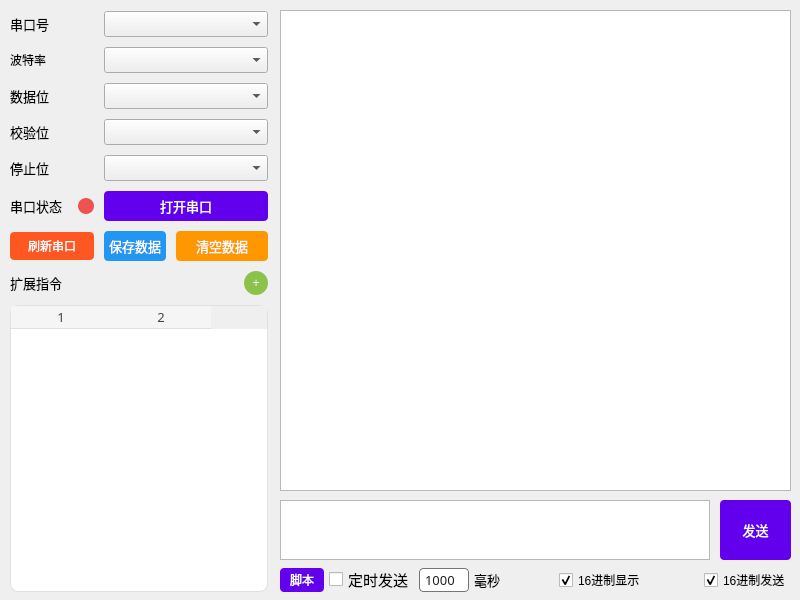
Qt form MainWindow.ui (AndroidCoderPeng/SerialPortDebugger) before a commit.
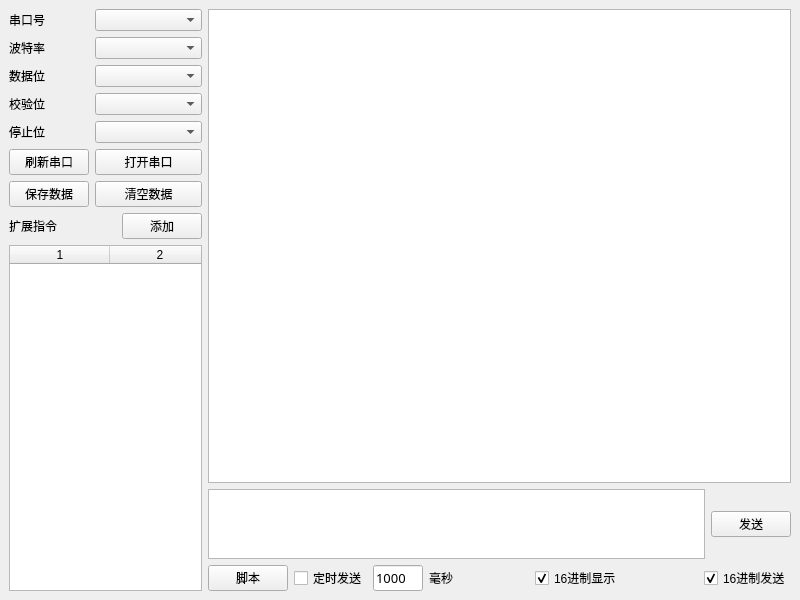
The same form after that commit.

Commit message: refactor(MainWindow): 移除冗余的样式设置函数，简化串口参数初始化逻辑

Patch:
```diff
--- a/MainWindow.ui
+++ b/MainWindow.ui
@@ -10,213 +10,31 @@
     <height>600</height>
    </rect>
   </property>
-  <property name="minimumSize">
-   <size>
-    <width>800</width>
-    <height>600</height>
-   </size>
-  </property>
-  <property name="maximumSize">
-   <size>
-    <width>800</width>
-    <height>600</height>
-   </size>
-  </property>
   <widget class="QWidget" name="centralwidget">
-   <widget class="QPlainTextEdit" name="comMessageView">
-    <property name="geometry">
-     <rect>
-      <x>280</x>
-      <y>10</y>
-      <width>511</width>
-      <height>481</height>
-     </rect>
-    </property>
-    <property name="font">
-     <font>
-      <family>微软雅黑</family>
-      <pointsize>10</pointsize>
-      <italic>false</italic>
-      <bold>false</bold>
-     </font>
-    </property>
-    <property name="textInteractionFlags">
-     <set>Qt::TextSelectableByKeyboard|Qt::TextSelectableByMouse</set>
-    </property>
-   </widget>
-   <widget class="QPlainTextEdit" name="userInputView">
-    <property name="geometry">
-     <rect>
-      <x>280</x>
-      <y>500</y>
-      <width>430</width>
-      <height>60</height>
-     </rect>
-    </property>
-   </widget>
-   <widget class="QPushButton" name="sendDataButton">
-    <property name="geometry">
-     <rect>
-      <x>720</x>
-      <y>500</y>
-      <width>71</width>
-      <height>60</height>
-     </rect>
-    </property>
-    <property name="font">
-     <font>
-      <family>微软雅黑</family>
-      <pointsize>10</pointsize>
-      <italic>false</italic>
-      <bold>false</bold>
-     </font>
-    </property>
-    <property name="styleSheet">
-     <string notr="true">QPushButton {background-color:#6200EE;border-radius:4px;color:white;padding:5px;font:10pt &quot;微软雅黑&quot;}
-QPushButton:hover {background-color:#3700B3}
-QPushButton:pressed {background-color:#1A005E}</string>
-    </property>
-    <property name="text">
-     <string>发送</string>
-    </property>
-   </widget>
-   <widget class="QWidget" name="layoutWidget">
-    <property name="geometry">
-     <rect>
-      <x>10</x>
-      <y>11</y>
-      <width>258</width>
-      <height>581</height>
-     </rect>
-    </property>
+   <layout class="QHBoxLayout" name="rootLayout" stretch="1,4">
+    <item>
     <layout class="QGridLayout" name="gridLayout">
-     <property name="spacing">
-      <number>10</number>
-     </property>
-     <item row="5" column="0">
-      <widget class="QLabel" name="label_9">
-       <property name="font">
-        <font>
-         <family>微软雅黑</family>
-         <pointsize>10</pointsize>
-         <italic>false</italic>
-         <bold>false</bold>
-        </font>
-       </property>
-       <property name="styleSheet">
-        <string notr="true">font: 10pt &quot;微软雅黑&quot;;</string>
-       </property>
-       <property name="text">
-        <string>串口状态</string>
-       </property>
-      </widget>
-     </item>
      <item row="5" column="2" colspan="3">
       <widget class="QPushButton" name="openPortButton">
-       <property name="font">
-        <font>
-         <family>微软雅黑</family>
-         <pointsize>10</pointsize>
-         <italic>false</italic>
-         <bold>false</bold>
-        </font>
-       </property>
-       <property name="styleSheet">
-        <string notr="true">QPushButton {background-color:#6200EE;border-radius:4px;color:white;padding:5px;font:10pt &quot;微软雅黑&quot;}
-QPushButton:hover {background-color:#3700B3}
-QPushButton:pressed {background-color:#1A005E}</string>
-       </property>
        <property name="text">
         <string>打开串口</string>
        </property>
       </widget>
      </item>
      <item row="2" column="2" colspan="3">
-      <widget class="QComboBox" name="dataBitBox">
-       <property name="font">
-        <font>
-         <pointsize>11</pointsize>
-        </font>
-       </property>
-      </widget>
+       <widget class="QComboBox" name="dataBitBox"/>
      </item>
      <item row="1" column="2" colspan="3">
-      <widget class="QComboBox" name="baudRateBox">
-       <property name="font">
-        <font>
-         <pointsize>11</pointsize>
-        </font>
-       </property>
-      </widget>
-     </item>
-     <item row="4" column="0">
-      <widget class="QLabel" name="label_5">
-       <property name="font">
-        <font>
-         <family>微软雅黑</family>
-         <pointsize>10</pointsize>
-         <italic>false</italic>
-         <bold>false</bold>
-        </font>
-       </property>
-       <property name="styleSheet">
-        <string notr="true">font: 10pt &quot;微软雅黑&quot;;</string>
-       </property>
-       <property name="text">
-        <string>停止位</string>
-       </property>
-      </widget>
+       <widget class="QComboBox" name="baudRateBox"/>
      </item>
      <item row="4" column="2" colspan="3">
-      <widget class="QComboBox" name="stopBitBox">
-       <property name="font">
-        <font>
-         <pointsize>11</pointsize>
-        </font>
-       </property>
-      </widget>
-     </item>
-     <item row="1" column="0">
-      <widget class="QLabel" name="label_2">
-       <property name="styleSheet">
-        <string notr="true">font: 10pt &quot;微软雅黑&quot;;</string>
-       </property>
-       <property name="text">
-        <string>波特率</string>
-       </property>
-      </widget>
+       <widget class="QComboBox" name="stopBitBox"/>
      </item>
      <item row="3" column="2" colspan="3">
-      <widget class="QComboBox" name="parityBitBox">
-       <property name="font">
-        <font>
-         <pointsize>11</pointsize>
-        </font>
-       </property>
-      </widget>
+       <widget class="QComboBox" name="parityBitBox"/>
      </item>
      <item row="9" column="0" colspan="5">
       <widget class="QTableWidget" name="tableWidget">
-       <property name="font">
-        <font>
-         <family>微软雅黑</family>
-         <pointsize>10</pointsize>
-         <italic>false</italic>
-         <bold>false</bold>
-        </font>
-       </property>
-       <property name="styleSheet">
-        <string notr="true">QTableWidget {background-color:#FFF;gridline-color:#E0E0E0;color:#212121;border:1px solid #E0E0E0;border-radius:8px;outline:0;font:10pt &quot;微软雅黑&quot;}
-QTableWidget::item {padding:6px 5px}
-QTableWidget::item:selected {background-color:#E3F2FD;color:#1565C0}
-QHeaderView::section {background-color:#F5F5F5;border:none;border-bottom:1px solid #E0E0E0;color:#424242;font:10pt &quot;微软雅黑&quot;}
-QScrollBar:vertical {background-color:#FAFAFA;width:10px;margin:0 0 0 0}
-QScrollBar::handle:vertical {background-color:#E0E0E0;min-height:20px;border-radius:5px}
-QScrollBar::add-line:vertical,
-QScrollBar::sub-line:vertical {background-color:none}
-QScrollBar::add-page:vertical,
-QScrollBar::sub-page:vertical {background-color:none}</string>
-       </property>
        <property name="horizontalScrollBarPolicy">
         <enum>Qt::ScrollBarAlwaysOff</enum>
        </property>
@@ -233,210 +51,108 @@
        <column/>
       </widget>
      </item>
-     <item row="3" column="0">
-      <widget class="QLabel" name="label_4">
-       <property name="font">
-        <font>
-         <family>微软雅黑</family>
-         <pointsize>10</pointsize>
-         <italic>false</italic>
-         <bold>false</bold>
-        </font>
-       </property>
-       <property name="styleSheet">
-        <string notr="true">font: 10pt &quot;微软雅黑&quot;;</string>
-       </property>
-       <property name="text">
-        <string>校验位</string>
-       </property>
-      </widget>
-     </item>
-     <item row="5" column="1">
-      <widget class="QLabel" name="stateView">
-       <property name="minimumSize">
-        <size>
-         <width>16</width>
-         <height>16</height>
-        </size>
-       </property>
-       <property name="maximumSize">
-        <size>
-         <width>16</width>
-         <height>16</height>
-        </size>
-       </property>
-       <property name="styleSheet">
-        <string notr="true">QLabel {background-color:#EF5350;border-radius:8px}</string>
-       </property>
-       <property name="text">
-        <string/>
-       </property>
-      </widget>
-     </item>
      <item row="0" column="2" colspan="3">
-      <widget class="QComboBox" name="portNameBox">
-       <property name="font">
-        <font>
-         <pointsize>11</pointsize>
-        </font>
-       </property>
-      </widget>
-     </item>
-     <item row="2" column="0">
-      <widget class="QLabel" name="label_3">
-       <property name="font">
-        <font>
-         <family>微软雅黑</family>
-         <pointsize>10</pointsize>
-         <italic>false</italic>
-         <bold>false</bold>
-        </font>
-       </property>
-       <property name="styleSheet">
-        <string notr="true">font: 10pt &quot;微软雅黑&quot;;</string>
-       </property>
-       <property name="text">
-        <string>数据位</string>
-       </property>
-      </widget>
+       <widget class="QComboBox" name="portNameBox"/>
      </item>
      <item row="8" column="4">
       <widget class="QPushButton" name="addCommandButton">
-       <property name="minimumSize">
-        <size>
-         <width>24</width>
-         <height>24</height>
-        </size>
-       </property>
-       <property name="maximumSize">
-        <size>
-         <width>24</width>
-         <height>24</height>
-        </size>
-       </property>
-       <property name="styleSheet">
-        <string notr="true">QPushButton {background-color:#8BC34A;border-radius:12px;color:white;min-width:24px;max-width:24px}
-QPushButton:hover {background-color:#7CB342}
-QPushButton:pressed {background-color:#689F38}</string>
-       </property>
+        <property name="text">
+         <string>添加</string>
+        </property>
+       </widget>
+      </item>
+      <item row="8" column="0" colspan="4">
+       <widget class="QLabel" name="label_7">
+        <property name="text">
+         <string>扩展指令</string>
+        </property>
+       </widget>
+      </item>
+      <item row="1" column="0" colspan="2">
+       <widget class="QLabel" name="label_2">
+        <property name="text">
+         <string>波特率</string>
+        </property>
+       </widget>
+      </item>
+      <item row="2" column="0" colspan="2">
+       <widget class="QLabel" name="label_3">
        <property name="text">
-        <string>+</string>
+         <string>数据位</string>
        </property>
       </widget>
      </item>
-     <item row="0" column="0" alignment="Qt::AlignLeft">
+      <item row="3" column="0" colspan="2">
+       <widget class="QLabel" name="label_4">
+        <property name="text">
+         <string>校验位</string>
+        </property>
+       </widget>
+      </item>
+      <item row="4" column="0" colspan="2">
+       <widget class="QLabel" name="label_5">
+        <property name="text">
+         <string>停止位</string>
+        </property>
+       </widget>
+      </item>
+      <item row="0" column="0" colspan="2">
       <widget class="QLabel" name="label">
-       <property name="font">
-        <font>
-         <family>微软雅黑</family>
-         <pointsize>10</pointsize>
-         <italic>false</italic>
-         <bold>false</bold>
-        </font>
-       </property>
-       <property name="styleSheet">
-        <string notr="true">font: 10pt &quot;微软雅黑&quot;;</string>
-       </property>
        <property name="text">
         <string>串口号</string>
        </property>
       </widget>
      </item>
-     <item row="7" column="3" colspan="2">
-      <widget class="QPushButton" name="clearDataButton">
-       <property name="font">
-        <font>
-         <family>微软雅黑</family>
-         <pointsize>10</pointsize>
-         <italic>false</italic>
-         <bold>false</bold>
-        </font>
-       </property>
-       <property name="styleSheet">
-        <string notr="true">QPushButton {background-color:#FF9800;border-radius:4px;color:white;padding:5px;font:10pt &quot;微软雅黑&quot;}
-QPushButton:hover {background-color:#F57C00}
-QPushButton:pressed {background-color:#EF6C00}</string>
-       </property>
-       <property name="text">
-        <string>清空数据</string>
-       </property>
-      </widget>
-     </item>
-     <item row="7" column="2">
-      <widget class="QPushButton" name="saveDataButton">
-       <property name="font">
-        <font>
-         <family>微软雅黑</family>
-         <pointsize>10</pointsize>
-         <italic>false</italic>
-         <bold>false</bold>
-        </font>
-       </property>
-       <property name="styleSheet">
-        <string notr="true">QPushButton {background-color:#2196F3;border-radius:4px;color:white;padding:5px;font:10pt &quot;微软雅黑&quot;}
-QPushButton:hover {background-color:#1E88E5}
-QPushButton:pressed {background-color:#1976D2}</string>
-       </property>
-       <property name="text">
-        <string>保存数据</string>
-       </property>
-      </widget>
-     </item>
-     <item row="7" column="0" colspan="2">
+      <item row="5" column="0" colspan="2">
       <widget class="QPushButton" name="refreshButton">
-       <property name="styleSheet">
-        <string notr="true">QPushButton {background-color:#FF5722;border-radius:4px;color:white;padding:5px;font:10pt &quot;微软雅黑&quot;}
-QPushButton:hover {background-color:#E64A19}
-QPushButton:pressed {background-color:#BF360C}</string>
-       </property>
        <property name="text">
         <string>刷新串口</string>
        </property>
       </widget>
      </item>
-     <item row="8" column="0" colspan="4">
-      <widget class="QLabel" name="label_7">
-       <property name="font">
-        <font>
-         <family>微软雅黑</family>
-         <pointsize>10</pointsize>
-         <italic>false</italic>
-         <bold>false</bold>
-        </font>
-       </property>
-       <property name="styleSheet">
-        <string notr="true">font: 10pt &quot;微软雅黑&quot;;</string>
-       </property>
+      <item row="7" column="0" colspan="2">
+       <widget class="QPushButton" name="saveDataButton">
+        <property name="text">
+         <string>保存数据</string>
+        </property>
+       </widget>
+      </item>
+      <item row="7" column="2" colspan="3">
+       <widget class="QPushButton" name="clearDataButton">
        <property name="text">
-        <string>扩展指令</string>
+         <string>清空数据</string>
        </property>
       </widget>
      </item>
     </layout>
-   </widget>
-   <widget class="QWidget" name="layoutWidget">
-    <property name="geometry">
-     <rect>
-      <x>280</x>
-      <y>560</y>
-      <width>511</width>
-      <height>40</height>
-     </rect>
-    </property>
+    </item>
+    <item>
+     <layout class="QVBoxLayout" name="verticalLayout" stretch="8,1,1">
+      <item>
+       <widget class="QPlainTextEdit" name="comMessageView">
+        <property name="textInteractionFlags">
+         <set>Qt::TextSelectableByKeyboard|Qt::TextSelectableByMouse</set>
+        </property>
+       </widget>
+      </item>
+      <item>
+       <layout class="QHBoxLayout" name="horizontalLayout_2">
+        <item>
+         <widget class="QTextEdit" name="userInputView"/>
+        </item>
+        <item>
+         <widget class="QPushButton" name="sendDataButton">
+          <property name="text">
+           <string>发送</string>
+          </property>
+         </widget>
+        </item>
+       </layout>
+      </item>
+      <item>
     <layout class="QHBoxLayout" name="horizontalLayout">
-     <property name="spacing">
-      <number>5</number>
-     </property>
-     <property name="topMargin">
-      <number>0</number>
-     </property>
      <item>
       <widget class="QPushButton" name="scriptButton">
-       <property name="styleSheet">
-        <string notr="true">QPushButton {background-color:#6200EE;border-radius:4px;color:white;padding:3px 10px;font:10pt &quot;微软雅黑&quot;}
-QPushButton:hover {background-color:#3700B3}
-QPushButton:pressed {background-color:#1A005E}</string>
-       </property>
        <property name="text">
         <string>脚本</string>
        </property>
@@ -444,11 +160,6 @@
      </item>
      <item>
       <widget class="QCheckBox" name="timeCheckBox">
-       <property name="font">
-        <font>
-         <pointsize>11</pointsize>
-        </font>
-       </property>
        <property name="text">
         <string>定时发送</string>
        </property>
@@ -476,13 +187,6 @@
          <bold>false</bold>
         </font>
        </property>
-       <property name="styleSheet">
-        <string notr="true">QLineEdit {border:1px solid #757575;border-radius:4px;padding:1px 3px;background-color:white;color:#212121;font:10pt &quot;微软雅黑&quot;}
-QLineEdit:hover {border-color:#6200EE}
-QLineEdit:focus {border-color:#6200EE}
-QLineEdit:disabled {background-color:#E0E0E0;color:#BDBDBD;border-color:#BDBDBD}
-QLineEdit::placeholder {color:#757575}</string>
-       </property>
        <property name="text">
         <string>1000</string>
        </property>
@@ -496,17 +200,6 @@
      </item>
      <item>
       <widget class="QLabel" name="label_8">
-       <property name="font">
-        <font>
-         <family>微软雅黑</family>
-         <pointsize>10</pointsize>
-         <italic>false</italic>
-         <bold>false</bold>
-        </font>
-       </property>
-       <property name="styleSheet">
-        <string notr="true">font: 10pt &quot;微软雅黑&quot;;</string>
-       </property>
        <property name="text">
         <string>毫秒</string>
        </property>
@@ -559,7 +252,10 @@
       </widget>
      </item>
     </layout>
-   </widget>
+      </item>
+     </layout>
+    </item>
+   </layout>
   </widget>
  </widget>
  <resources/>
```
Left out of the diff: 6 changed lines with no effect on the pictures. Lines whose indentation alone changed are shown as unchanged. The commit also changes 3 other files.
